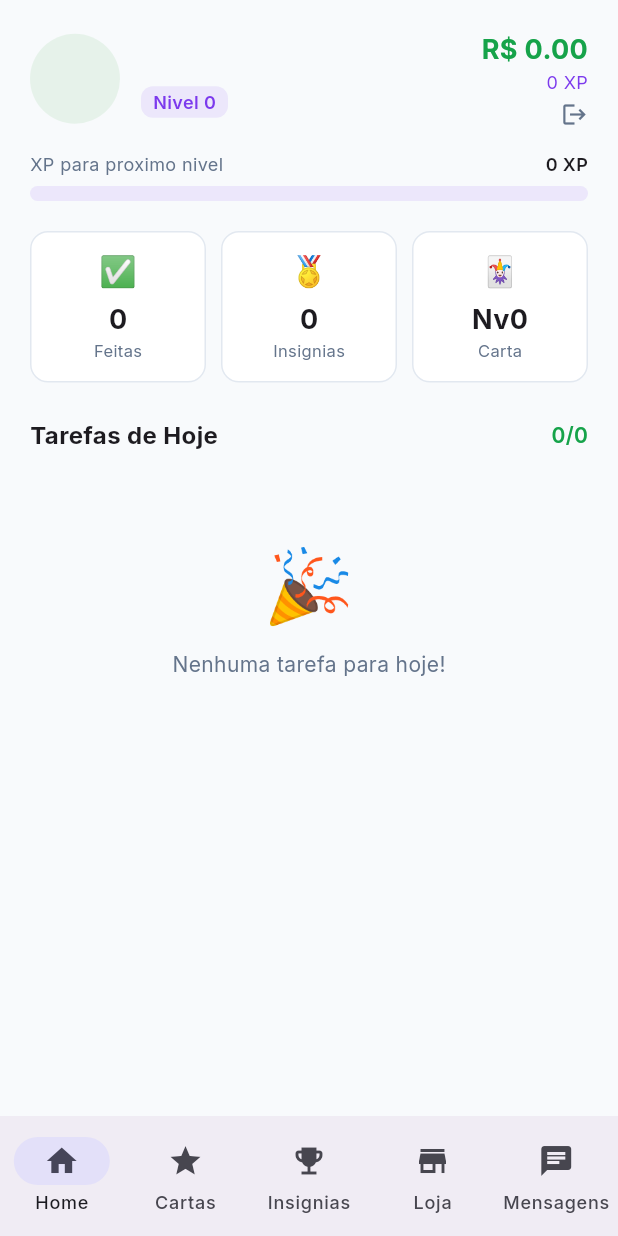
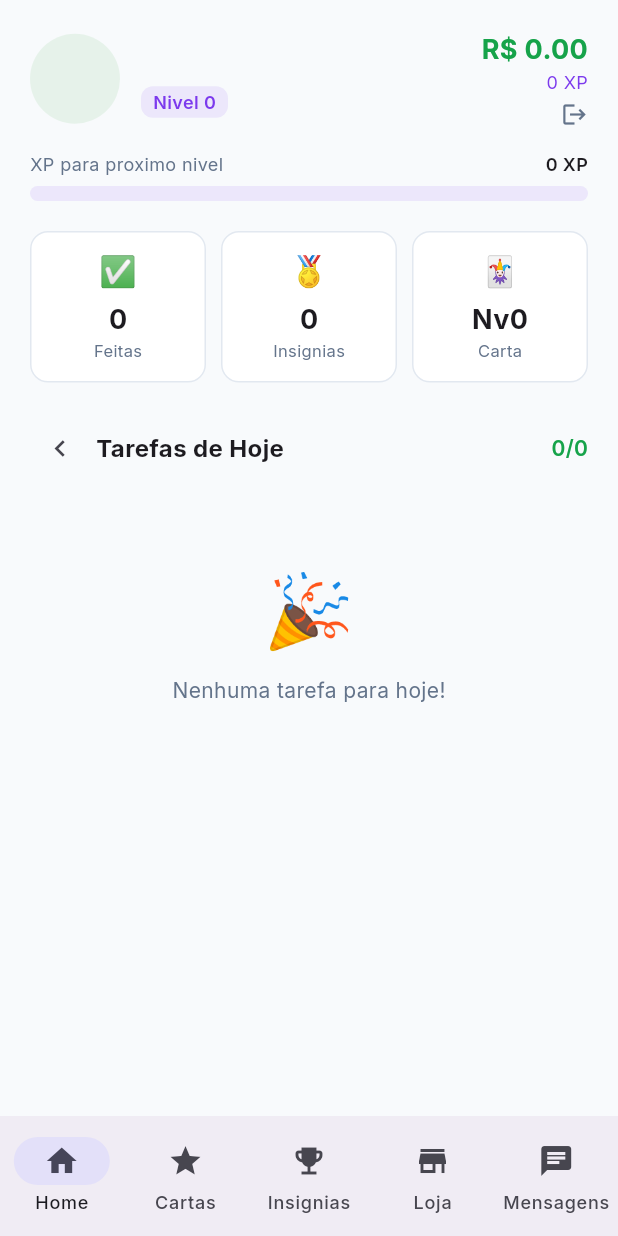
Before and after one commit to viniciusglopes/tarefas-mesada, a Flutter app: the ChildHomeScreen screen opened directly with empty values, on a phone screen of 412 x 824 dp. Run offline on Flutter 3.47's test engine with Material 3 defaults, Android fonts, the phone set to English and light mode, and no system bars; our stand-ins replace google_fonts, shared_preferences, supabase_flutter; missing offline and left inert: dart:html; accounts and stored records are empty; network calls fail.

Commit message:
feat: perfil filho - tarefas via RPC + seletor de data
- RPCs SECURITY DEFINER: get_child_tasks, complete_child_task, get_child_profile
- Filho agora ve tarefas mesmo sem sessao Supabase (bypassa RLS)
- Seletor de data: navega entre dias com setas ou date picker
- Botao "Hoje" pra voltar pro dia atual
- Pode marcar tarefas de dias anteriores (ate 90 dias atras)

Co-Authored-By: Claude Opus 4.6 <noreply@anthropic.com>

```diff
--- a/lib/screens/child/home_screen.dart
+++ b/lib/screens/child/home_screen.dart
@@ -24,6 +24,7 @@ class _ChildHomeScreenState extends State<ChildHomeScreen> {
   List<Task> _tasks = [];
   bool _loading = true;
   int _currentIndex = 0;
+  DateTime _selectedDate = DateTime.now();
 
   @override
   void initState() {
@@ -33,13 +34,13 @@ class _ChildHomeScreenState extends State<ChildHomeScreen> {
   }
 
   Future<void> _refreshChild() async {
-    final updated = await ChildService.getChild(_child.id);
-    setState(() => _child = updated);
+    final updated = await ChildService.getChildRpc(_child.id);
+    if (updated != null) setState(() => _child = updated);
   }
 
   Future<void> _loadTasks() async {
     try {
-      final tasks = await TaskService.getTasksForChild(_child.id);
+      final tasks = await TaskService.getTasksForChildRpc(_child.id, date: _selectedDate);
       setState(() {
         _tasks = tasks;
         _loading = false;
@@ -50,6 +51,10 @@ class _ChildHomeScreenState extends State<ChildHomeScreen> {
   }
 
   int get _completedCount => _tasks.where((t) => t.status != TaskStatus.pending).length;
+  bool get _isToday {
+    final now = DateTime.now();
+    return _selectedDate.year == now.year && _selectedDate.month == now.month && _selectedDate.day == now.day;
+  }
 
   Widget _buildCurrentScreen() {
     switch (_currentIndex) {
@@ -196,9 +201,64 @@ class _ChildHomeScreenState extends State<ChildHomeScreen> {
             const SizedBox(height: 24),
 
             Row(
-              mainAxisAlignment: MainAxisAlignment.spaceBetween,
               children: [
-                const Text('Tarefas de Hoje', style: TextStyle(fontSize: 16, fontWeight: FontWeight.bold)),
+                IconButton(
+                  icon: const Icon(Icons.chevron_left, size: 22),
+                  onPressed: () {
+                    setState(() {
+                      _selectedDate = _selectedDate.subtract(const Duration(days: 1));
+                      _loading = true;
+                    });
+                    _loadTasks();
+                  },
+                  visualDensity: VisualDensity.compact,
+                  padding: EdgeInsets.zero,
+                  constraints: const BoxConstraints(),
+                ),
+                const SizedBox(width: 4),
+                GestureDetector(
+                  onTap: () async {
+                    final picked = await showDatePicker(
+                      context: context,
+                      initialDate: _selectedDate,
+                      firstDate: DateTime.now().subtract(const Duration(days: 90)),
+                      lastDate: DateTime.now(),
+                    );
+                    if (picked != null) {
+                      setState(() { _selectedDate = picked; _loading = true; });
+                      _loadTasks();
+                    }
+                  },
+                  child: Text(
+                    _isToday ? 'Tarefas de Hoje' : '${_selectedDate.day.toString().padLeft(2, '0')}/${_selectedDate.month.toString().padLeft(2, '0')}/${_selectedDate.year}',
+                    style: const TextStyle(fontSize: 16, fontWeight: FontWeight.bold),
+                  ),
+                ),
+                const SizedBox(width: 4),
+                if (!_isToday)
+                  IconButton(
+                    icon: const Icon(Icons.chevron_right, size: 22),
+                    onPressed: () {
+                      final next = _selectedDate.add(const Duration(days: 1));
+                      if (!next.isAfter(DateTime.now())) {
+                        setState(() { _selectedDate = next; _loading = true; });
+                        _loadTasks();
+                      }
+                    },
+                    visualDensity: VisualDensity.compact,
+                    padding: EdgeInsets.zero,
+                    constraints: const BoxConstraints(),
+                  ),
+                const Spacer(),
+                if (!_isToday)
+                  GestureDetector(
+                    onTap: () {
+                      setState(() { _selectedDate = DateTime.now(); _loading = true; });
+                      _loadTasks();
+                    },
+                    child: const Text('Hoje', style: TextStyle(fontSize: 13, color: AppColors.parentBlue, fontWeight: FontWeight.w600)),
+                  ),
+                const SizedBox(width: 8),
                 Text(
                   '$_completedCount/${_tasks.length}',
                   style: const TextStyle(fontSize: 14, color: AppColors.childGreen, fontWeight: FontWeight.w600),
@@ -237,8 +297,9 @@ class _ChildHomeScreenState extends State<ChildHomeScreen> {
               ..._tasks.map((task) => _TaskCard(
                 task: task,
                 onComplete: () async {
-                  await TaskService.completeTask(task.id);
+                  await TaskService.completeTaskRpc(task.id, _child.id);
                   _loadTasks();
+                  _refreshChild();
                 },
               )),
           ],
--- a/lib/services/task_service.dart
+++ b/lib/services/task_service.dart
@@ -16,6 +16,26 @@ class TaskService {
         .order('created_at');
 
     return (result as List).map((e) => Task.fromJson(e)).toList();
+  }
+
+  static Future<List<Task>> getTasksForChildRpc(String childId, {DateTime? date}) async {
+    final targetDate = date ?? DateTime.now();
+    final dateStr = targetDate.toIso8601String().split('T').first;
+
+    final result = await _client.rpc('get_child_tasks', params: {
+      'p_child_id': childId,
+      'p_date': dateStr,
+    });
+
+    if (result == null) return [];
+    return (result as List).map((e) => Task.fromJson(Map<String, dynamic>.from(e))).toList();
+  }
+
+  static Future<void> completeTaskRpc(String taskId, String childId) async {
+    await _client.rpc('complete_child_task', params: {
+      'p_task_id': taskId,
+      'p_child_id': childId,
+    });
   }
 
   static Future<List<Task>> getPendingApprovals(String familyId) async {
```
Also changed, not shown: lib/services/child_service.dart (+8 -0 lines), 2 other files.
